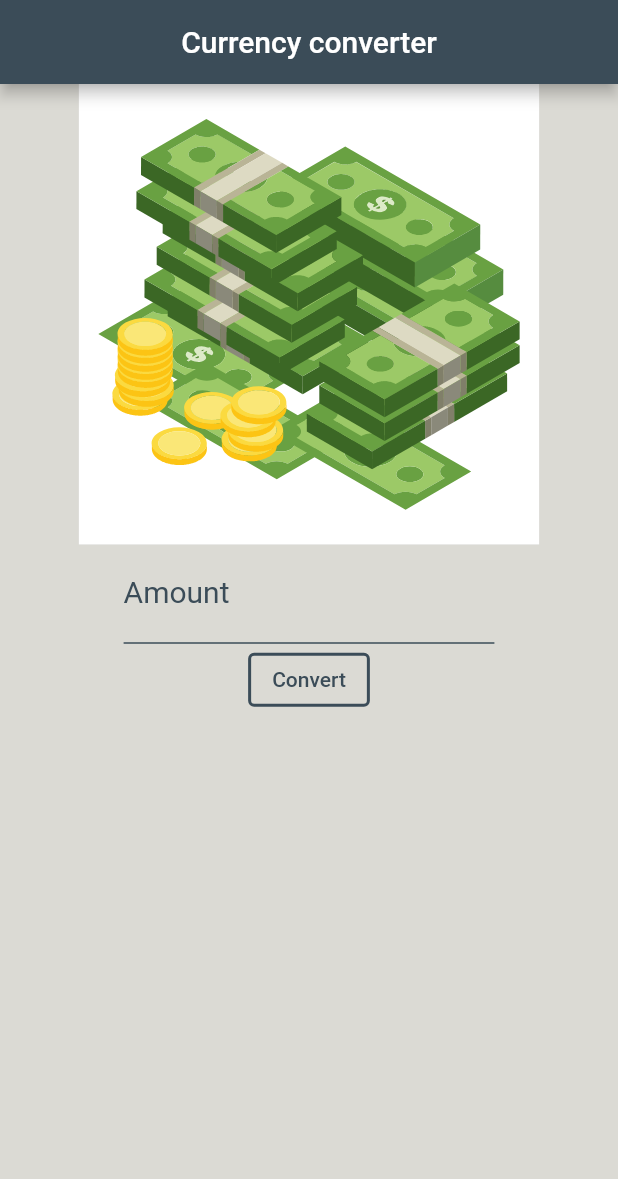
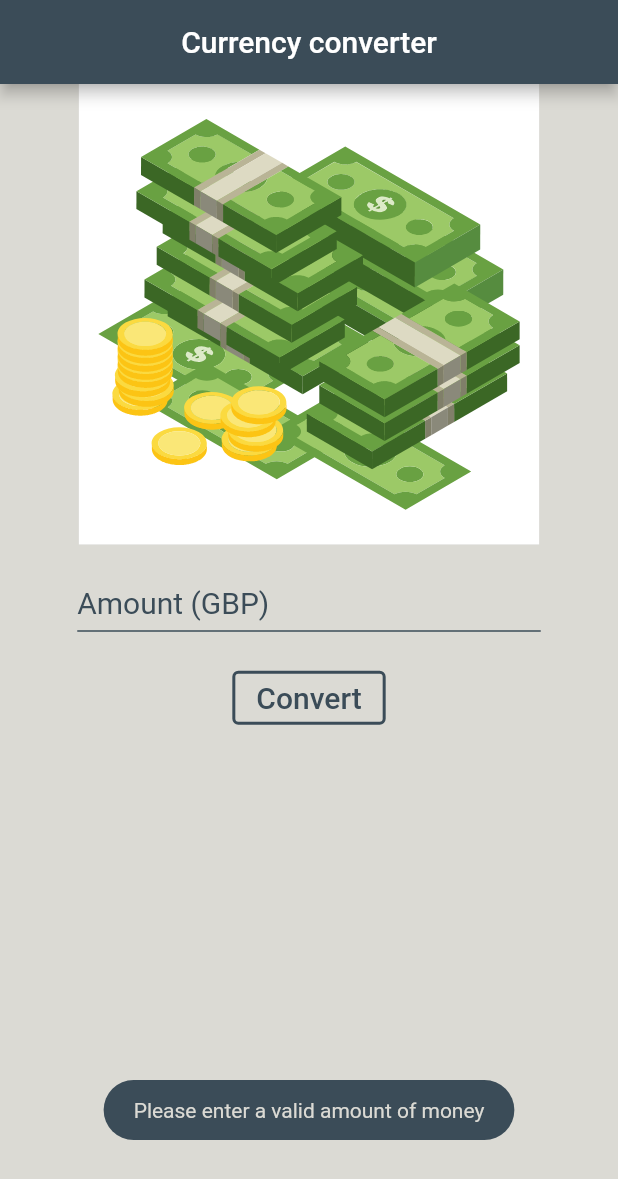
Before and after one commit to golo1999/FlutterApp-CurrencyConverter, a Flutter app: the screen it shows after launch, after a tap on "Convert", on a phone screen of 412 x 824 dp. Shown: the top 1179 px of the screen. Run offline on Flutter 3.47's test engine with Material 2 defaults, Android fonts, the phone set to English and light mode, and no system bars; our stand-ins replace flutter_svg, fluttertoast.

Commit message:
Update main.dart

```diff
--- a/lib/main.dart
+++ b/lib/main.dart
@@ -21,14 +21,36 @@ class _CurrencyConverterAppState extends State<CurrencyConverterApp>
   final Color _secondaryColor = Color(0xffDBDAD4);
   final String _appTitle = "Currency converter";
   final String _convertButtonText = "Convert";
-  final String _textFieldLabelText = "Amount";
+  final String _textFieldHint = "Amount (GBP)";
+  final String inputNotOkayToastMessage = "Please enter a valid amount of money";
   final String _textFieldRegex = "[0-9.]";
   final String _moneyImageSource = "assets/images/money.svg";
   String _convertedValue = "";
 
+  void clearController()
+  {
+    if(_textFieldController.text.length > 0)
+      _textFieldController.clear();
+  }
+
+  double convertToRON(double amountOfMoney)
+  {
+    return amountOfMoney * 5.74;
+  }
+
   String handleDotFirstCharacter(String input) // if the first character of the input is a dot, than we add a 0 before it
   {
     return "0" + input;
+  }
+
+  String handleLimitFirstTwoDecimals(String input)
+  {
+    return input.substring(0, getPositionOfDot(input) + 2);
+  }
+
+  String handleRemoveZeroAsTheFirstCharacter(String input)
+  {
+    return input.substring(1);
   }
 
   String handleLimitOnlyOneDot(String input)
@@ -47,16 +69,6 @@ class _CurrencyConverterAppState extends State<CurrencyConverterApp>
     });
 
     return input.substring(0, positionOfLastDot);
-  }
-
-  String handleLimitFirstTwoDecimals(String input)
-  {
-    return input.substring(0, getPositionOfDot(input) + 2);
-  }
-
-  String handleRemoveZeroAsTheFirstCharacter(String input)
-  {
-    return input.substring(1);
   }
 
   int getNumberOfDots(String input)
@@ -102,33 +114,6 @@ class _CurrencyConverterAppState extends State<CurrencyConverterApp>
     return numberOfDecimals;
   }
 
-  int checkIfInputContainsMoreThanTwoDecimals(String input)
-  {
-    int currentPosition = -1;
-    int dotPosition = -1;
-
-    if(input.length > 4)
-    {
-      input.runes.forEach((element)
-      {
-        var character = String.fromCharCode(element);
-
-        ++currentPosition;
-
-        if(character == '.')
-          dotPosition = currentPosition;
-      });
-
-      if(getNumberOfDots(input) > 1)
-        currentPosition = -2;
-      else if(currentPosition - dotPosition < 3)
-        currentPosition = -1;
-      else currentPosition = dotPosition + 2;
-    }
-
-    return currentPosition;
-  }
-
   bool inputIsOK(String inputValue)
   {
     int currentPosition = -1;
@@ -160,14 +145,59 @@ class _CurrencyConverterAppState extends State<CurrencyConverterApp>
     return true;
   }
 
+  void checkIfThereIsSomethingWrongWithTheInput(String input)
+  {
+    if(input.length == 1 && input[0] == '.')
+    {
+      _textFieldController.text = handleDotFirstCharacter(_textFieldController.text);
+      _textFieldController.selection = TextSelection.fromPosition(TextPosition(offset: _textFieldController.text.length));
+    }
+    else if(getNumberOfDots(input) > 1)
+    {
+      _textFieldController.text = handleLimitOnlyOneDot(_textFieldController.text);
+      _textFieldController.selection = TextSelection.fromPosition(TextPosition(offset: _textFieldController.text.length));
+    }
+    else if(getNumberOfDecimals(input) > 2)
+    {
+      _textFieldController.text = handleLimitFirstTwoDecimals(_textFieldController.text);
+      _textFieldController.selection = TextSelection.fromPosition(TextPosition(offset: _textFieldController.text.length));
+    }
+    else if(input.length > 1 && input[0] == '0' && input[1] != '.')
+    {
+      _textFieldController.text = handleRemoveZeroAsTheFirstCharacter(_textFieldController.text);
+      _textFieldController.selection = TextSelection.fromPosition(TextPosition(offset: _textFieldController.text.length));
+    }
+  }
+
   void setConvertedValue(String inputValue) // the input is ok if it isn't empty and its last character isn't a dot
   {
     setState(()
     {
       if(inputIsOK(inputValue))
+      {
+        inputValue = convertToRON(double.tryParse(inputValue)).toString();
+
+        if(getNumberOfDecimals(inputValue) > 2)
+          inputValue = handleLimitFirstTwoDecimals(inputValue);
+
         _convertedValue = inputValue;
-      else _convertedValue = "";
+      }
+      else
+      {
+        _convertedValue = "";
+        showMessage('$inputNotOkayToastMessage');
+      }
     });
+  }
+
+  void showMessage(String message)
+  {
+    Fluttertoast.showToast(
+      msg: message,
+      toastLength: Toast.LENGTH_SHORT,
+      backgroundColor: _primaryColor,
+      textColor: _secondaryColor
+    );
   }
 
   @override
@@ -203,40 +233,25 @@ class _CurrencyConverterAppState extends State<CurrencyConverterApp>
                       crossAxisAlignment: CrossAxisAlignment.stretch,
                       children: [
                         FractionallySizedBox(
-                            widthFactor: .6,
+                          widthFactor: .75,
                           child: Column(
                             children: [
-                                TextField(
+                              Padding(
+                                padding: const EdgeInsets.symmetric(vertical: 10, horizontal: 0),
+                                child: TextField(
                                   controller: _textFieldController,
-                                  onChanged: (text)
-                                  {
-                                    if(text.length == 1 && text[0] == '.')
-                                    {
-                                      _textFieldController.text = handleDotFirstCharacter(_textFieldController.text);
-                                      _textFieldController.selection = TextSelection.fromPosition(TextPosition(offset: _textFieldController.text.length));
-                                    }
-                                    else if(getNumberOfDots(text) > 1)
-                                    {
-                                      _textFieldController.text = handleLimitOnlyOneDot(_textFieldController.text);
-                                      _textFieldController.selection = TextSelection.fromPosition(TextPosition(offset: _textFieldController.text.length));
-                                    }
-                                    else if(getNumberOfDecimals(text) > 2)
-                                    {
-                                      _textFieldController.text = handleLimitFirstTwoDecimals(_textFieldController.text);
-                                      _textFieldController.selection = TextSelection.fromPosition(TextPosition(offset: _textFieldController.text.length));
-                                    }
-                                    else if(text.length > 1 && text[0] == '0' && text[1] != '.')
-                                    {
-                                      _textFieldController.text = handleRemoveZeroAsTheFirstCharacter(_textFieldController.text);
-                                      _textFieldController.selection = TextSelection.fromPosition(TextPosition(offset: _textFieldController.text.length));
-                                    }
-                                  },
+                                  onChanged: (text) => checkIfThereIsSomethingWrongWithTheInput(text),
                                   cursorColor: _primaryColor,
                                   decoration: InputDecoration(
-                                      labelText: '$_textFieldLabelText',
-                                      labelStyle: TextStyle(
+                                    contentPadding: EdgeInsets.zero,
+                                    hintText: '$_textFieldHint',
+                                    hintStyle: TextStyle(
                                       color: _primaryColor,
                                       fontSize: 20
+                                    ),
+                                    suffix: IconButton(
+                                      icon: Icon(Icons.clear),
+                                      onPressed: clearController,
                                     ),
                                     focusedBorder: UnderlineInputBorder(borderSide: BorderSide(color: _primaryColor)),
                                     enabledBorder: UnderlineInputBorder(borderSide: BorderSide(color: _primaryColor)),
@@ -248,9 +263,12 @@ class _CurrencyConverterAppState extends State<CurrencyConverterApp>
                                   ),
                                   inputFormatters: [FilteringTextInputFormatter.allow(RegExp('$_textFieldRegex'))],
                                 ),
+                              ),
                               Wrap(
                                 children: [
-                                    OutlinedButton(
+                                  Padding(
+                                    padding: const EdgeInsets.symmetric(vertical: 10, horizontal: 0),
+                                    child: OutlinedButton(
                                       style: OutlinedButton.styleFrom(
                                         primary: _primaryColor,
                                         side: BorderSide(
@@ -258,17 +276,29 @@ class _CurrencyConverterAppState extends State<CurrencyConverterApp>
                                           color: _primaryColor
                                         )
                                       ),
-                                      onPressed: ()
-                                      {
-                                        final textFieldControllerText = _textFieldController.text;
-
-                                        setConvertedValue(textFieldControllerText);
-                                      },
-                                      child: Text('$_convertButtonText'),
+                                      onPressed: () => setConvertedValue(_textFieldController.text),
+                                      child: Text(
+                                        '$_convertButtonText',
+                                        style: TextStyle(
+                                          color: _primaryColor,
+                                          fontSize: 20,
+                                        ),
+                                      ),
+                                    ),
                                   )
                                 ],
                               ),
-                                Text("$_convertedValue")
+                              Padding(
+                                padding: const EdgeInsets.symmetric(vertical: 10, horizontal: 0),
+                                child: Text(
+                                  "$_convertedValue",
+                                  style: TextStyle(
+                                    color: _primaryColor,
+                                    fontSize: 20,
+                                    fontWeight: FontWeight.bold,
+                                  ),
+                                ),
+                              )
                             ],
                           ),
                         ),
```
Lines whose indentation alone changed are shown as unchanged.
